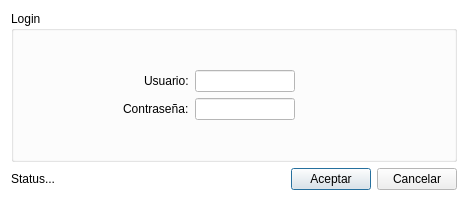
This is logindialog.ui in kendryfbo/sistema-nomina as Qt 5 draws it before an edit. The edited form follows.
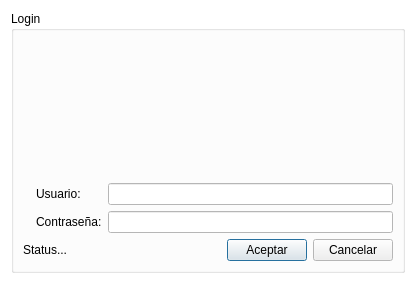
This is the edited form. Icons and pictures are not drawn.

The edit to the form file:
```diff
--- a/logindialog.ui
+++ b/logindialog.ui
@@ -6,8 +6,8 @@
    <rect>
     <x>0</x>
     <y>0</y>
-    <width>456</width>
-    <height>190</height>
+    <width>416</width>
+    <height>284</height>
    </rect>
   </property>
   <property name="palette">
@@ -79,36 +79,49 @@
   </property>
   <layout class="QGridLayout" name="gridLayout_2">
    <item row="0" column="0">
-    <layout class="QVBoxLayout" name="verticalLayout">
-     <item>
       <widget class="QGroupBox" name="groupBox">
        <property name="title">
         <string>Login</string>
        </property>
        <layout class="QGridLayout" name="gridLayout">
         <item row="0" column="0">
+       <layout class="QHBoxLayout" name="horizontalLayout">
+        <item>
+         <widget class="QLabel" name="label_3">
+          <property name="maximumSize">
+           <size>
+            <width>200</width>
+            <height>200</height>
+           </size>
+          </property>
+          <property name="text">
+           <string/>
+          </property>
+          <property name="pixmap">
+           <pixmap resource="recursos.qrc">:/Logos/KenNomina.png</pixmap>
+          </property>
+          <property name="scaledContents">
+           <bool>true</bool>
+          </property>
+         </widget>
+        </item>
+        <item>
+         <layout class="QVBoxLayout" name="verticalLayout">
+          <item>
+           <spacer name="verticalSpacer">
+            <property name="orientation">
+             <enum>Qt::Vertical</enum>
+            </property>
+            <property name="sizeHint" stdset="0">
+             <size>
+              <width>20</width>
+              <height>40</height>
+             </size>
+            </property>
+           </spacer>
+          </item>
+          <item>
          <layout class="QFormLayout" name="formLayout">
-          <property name="labelAlignment">
-           <set>Qt::AlignRight|Qt::AlignTrailing|Qt::AlignVCenter</set>
-          </property>
-          <property name="formAlignment">
-           <set>Qt::AlignJustify|Qt::AlignVCenter</set>
-          </property>
-          <property name="horizontalSpacing">
-           <number>6</number>
-          </property>
-          <property name="leftMargin">
-           <number>100</number>
-          </property>
-          <property name="topMargin">
-           <number>30</number>
-          </property>
-          <property name="rightMargin">
-           <number>150</number>
-          </property>
-          <property name="bottomMargin">
-           <number>30</number>
-          </property>
           <item row="0" column="0">
            <widget class="QLabel" name="label">
             <property name="text">
@@ -141,14 +154,18 @@
               <height>0</height>
              </size>
             </property>
+              <property name="echoMode">
+               <enum>QLineEdit::Password</enum>
+              </property>
            </widget>
           </item>
          </layout>
         </item>
        </layout>
-      </widget>
-     </item>
-     <item>
+        </item>
+       </layout>
+      </item>
+      <item row="1" column="0">
       <layout class="QHBoxLayout" name="horizontalLayout_2">
        <item>
         <widget class="QLabel" name="statusLabel">
@@ -187,6 +204,7 @@
       </layout>
      </item>
     </layout>
+    </widget>
    </item>
   </layout>
  </widget>
```
Left out of the diff: 8 changed lines with no effect on the pictures. Lines whose indentation alone changed are shown as unchanged.
